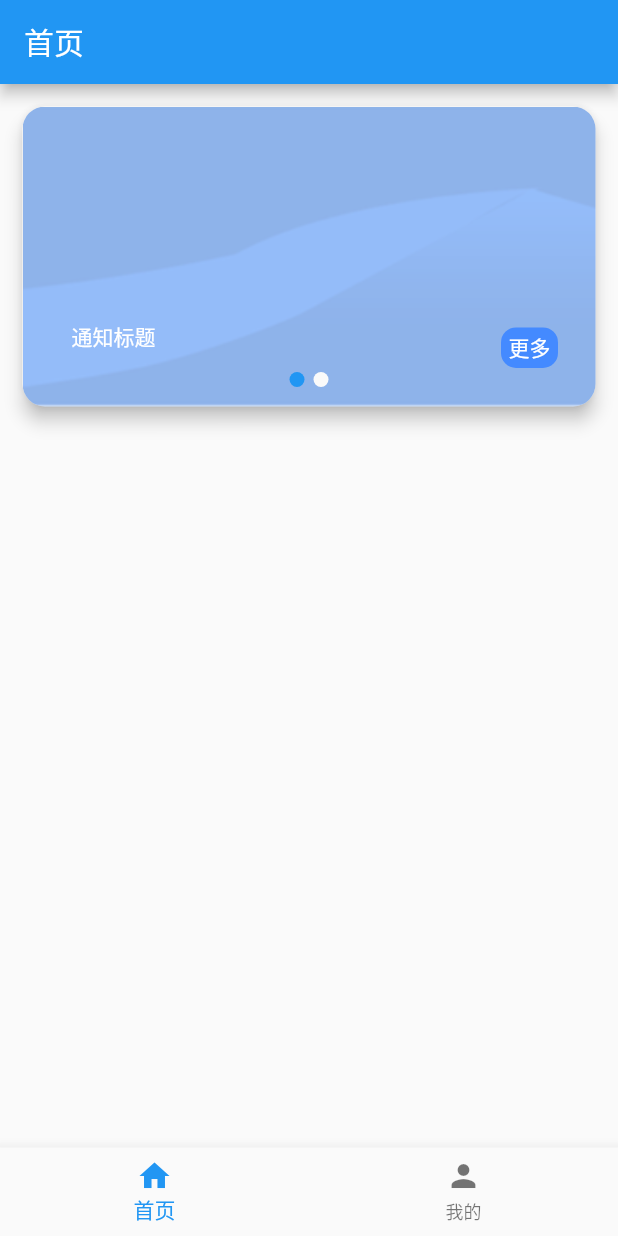
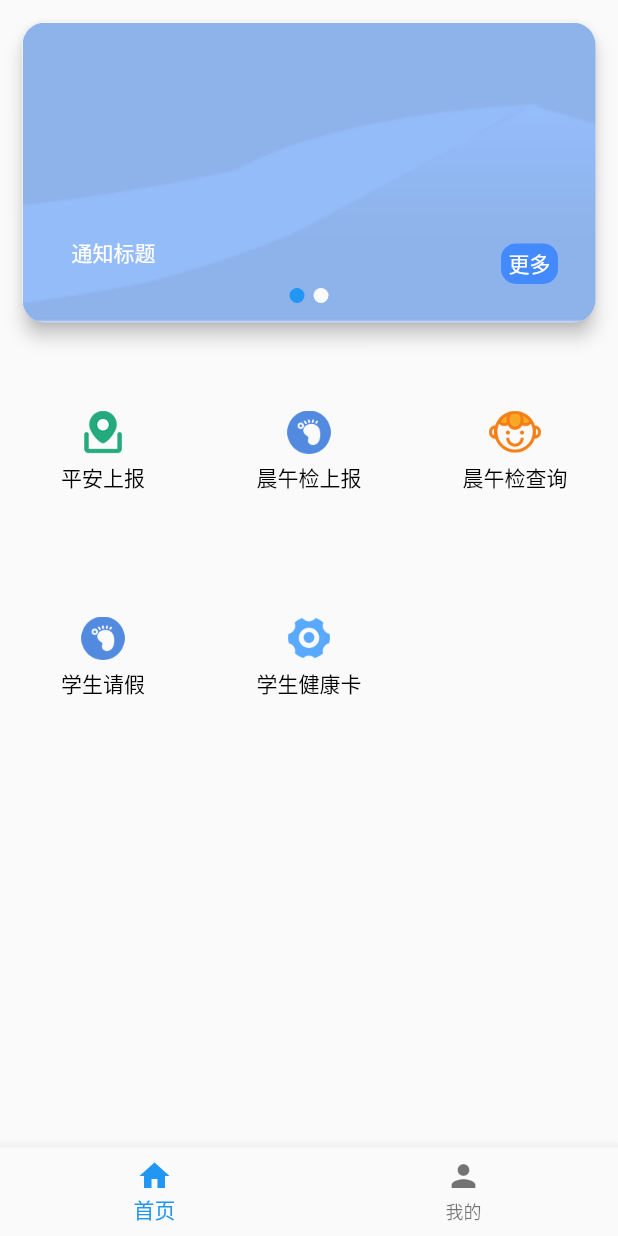
Before and after one commit to zouchang92/health, a Flutter app: the Home screen opened directly, on a phone screen of 412 x 824 dp. Run offline on Flutter 3.47's test engine with Material 2 defaults, Android fonts, the phone set to English and light mode, and no system bars; our stand-ins replace dio, flutter_swiper, permission_handler, shared_preferences; missing offline and left inert: flui; accounts and stored records are empty; generated files the repository leaves out were written again.

Commit message:
新页面

```diff
--- a/lib/routes/index.dart
+++ b/lib/routes/index.dart
@@ -2,5 +2,6 @@ import '../views/index.dart';
 final routes = {
   // '/':(context)=>,
   '/login':(context)=>Login(),
-  '/home':(context)=>Home()
+  '/home':(context)=>Home(),
+  '/safetyReport':(context)=>SafetyReport()
 };
--- /dev/null
+++ b/lib/value/menuValue.dart
@@ -0,0 +1,37 @@
+class MenuValue{
+  static List TEACHER_VALUE = [
+    {
+      "title":'平安上报',
+      "path":'/safetyReport',
+      "picUrl":'images/icon/menu_icon_1.png'
+    },{
+      "title":'晨午检上报',
+      "path":'',
+      "picUrl":'images/icon/menu_icon_2.png'
+    },{
+      "title":'晨午检查询',
+      "path":'',
+      "picUrl":'images/icon/menu_icon_3.png'
+    },{
+      "title":'学生请假',
+      "path":'',
+      "picUrl":'images/icon/menu_icon_4.png'
+    },{
+      "title":'学生健康卡',
+      "path":'',
+      "picUrl":'images/icon/menu_icon_5.png'
+    }
+  ];
+  static List PARENT_VALUE = [{
+    {
+      "title":'学生请假',
+      "path":'',
+      "picUrl":'images/icon/menu_icon_4.png'
+    },
+    {
+      "title":'学生健康卡',
+      "path":'',
+      "picUrl":'images/icon/menu_icon_5.png'
+    }
+  }];
+}
--- a/lib/views/home/home.dart
+++ b/lib/views/home/home.dart
@@ -24,11 +24,11 @@ class _HomeState extends State<Home> {
   Widget build(BuildContext context) {
     List<BottomNavigationBarItem> _bottomItems = bottom.map((e) => BottomNavigationBarItem(icon: e['icon'],title: Text(e['name']))).toList();
     return Scaffold(
-      appBar: AppBar(
-        automaticallyImplyLeading: false,
-        title:Text(bottom[index]['name']),
+      // appBar: AppBar(
+      //   automaticallyImplyLeading: false,
+      //   title:Text(bottom[index]['name']),
 
-      ),
+      // ),
       body:bottom[index]['url'],
       bottomNavigationBar: BottomNavigationBar(
         items: _bottomItems,
--- a/lib/views/home/menu.dart
+++ b/lib/views/home/menu.dart
@@ -1,5 +1,6 @@
 import 'package:flutter/material.dart';
 import 'package:flutter_swiper/flutter_swiper.dart';
+import 'package:health/value/menuValue.dart';
 
 class Menu extends StatefulWidget {
   @override
@@ -7,26 +8,20 @@ class Menu extends StatefulWidget {
 }
 
 class _MenuState extends State<Menu> {
-  final int GRID_VIEW_ITEM_COUNT = 4;
-  /*
-  'images/upload_bg.png',
-    'images/upload_bg.png',
-    'images/upload_bg.png'
-  */
+  final int GRID_VIEW_ITEM_COUNT = 3;
+  /*轮播-通知-数据*/
   List images = [
-    {
-      "picUrl":'images/upload_bg.png',
-      "title":'通知标题'
-    },{
-      "picUrl":'images/upload_bg.png',
-      "title":'通知标题2'
-    }
+    {"picUrl": 'images/upload_bg.png', "title": '通知标题'},
+    {"picUrl": 'images/upload_bg.png', "title": '通知标题2'}
   ];
+  /*菜单-教师*/
+  List menus = MenuValue.TEACHER_VALUE;
   @override
   Widget build(BuildContext context) {
     return ListView(
-      children: <Widget>[column1()],
+      children: <Widget>[column1(), gridContainer()],
     );
+    // return gridContainer();
   }
 
   /*卡片1-卡片容器*/
@@ -53,26 +48,23 @@ Text('更多',style: TextStyle(color:Colors.white))
           itemCount: images.length,
           itemBuilder: (_, index) {
             // print(images[index]);
-            return swiperItem(imageUrl: images[index]['picUrl'], title: images[index]['title']);
+            return swiperItem(
+                imageUrl: images[index]['picUrl'],
+                title: images[index]['title']);
           },
           autoplay: true,
           pagination: new SwiperPagination(),
         ),
       ),
       FlatButton(
-
           onPressed: () {},
           child: Container(
               decoration: BoxDecoration(
-            borderRadius:BorderRadius.all(Radius.circular(10.0)),
-            color: Colors.blueAccent
-          ),
-
-          padding: EdgeInsets.symmetric(horizontal: 5.0,vertical: 3.0),
+                  borderRadius: BorderRadius.all(Radius.circular(10.0)),
+                  color: Colors.blueAccent),
+              padding: EdgeInsets.symmetric(horizontal: 5.0, vertical: 3.0),
               // decoration: ,
-          child:Text('更多',style: TextStyle(color:Colors.white))
-        )
-      )
+              child: Text('更多', style: TextStyle(color: Colors.white))))
     ]);
   }
 
@@ -94,21 +86,43 @@ Text('更多',style: TextStyle(color:Colors.white))
     );
   }
 
+  /*功能按钮-container*/
+  Widget gridContainer() {
+    double _width_Item =
+        (MediaQuery.of(context).size.width) / GRID_VIEW_ITEM_COUNT;
+    // print(_width);
+    int lenth = menus.length;
+    double _height = ((lenth - 1) / GRID_VIEW_ITEM_COUNT + 1) * _width_Item;
+
+    return Container(
+      width: MediaQuery.of(context).size.width,
+      height: _height,
+      child: menuButtons(),
+    );
+  }
+
   /*功能按钮*/
-  Widget menuButtons(){
+  Widget menuButtons() {
     return GridView.builder(
         physics: NeverScrollableScrollPhysics(),
         gridDelegate: SliverGridDelegateWithFixedCrossAxisCount(
-        crossAxisCount: GRID_VIEW_ITEM_COUNT
-      ),
-      itemBuilder: (_,index){
-        return Column(
+            crossAxisCount: GRID_VIEW_ITEM_COUNT),
+        itemCount: menus.length,
+        itemBuilder: (_, index) {
+          return FlatButton(
+              onPressed: (){
+                Navigator.of(context).pushNamed(menus[index]['path']);
+              },
+              child: Column(
+                mainAxisAlignment: MainAxisAlignment.center,
                 children: <Widget>[
-            Image.asset('images/icon/menu_icon_1.png'),
-            Text('平安上报')
+                  // Image.asset(menus[index]['picUrl']),
+                  CircleAvatar(
+                      backgroundColor: Colors.transparent,
+                      child: Image.asset(menus[index]['picUrl'])),
+                  Text(menus[index]['title'])
                 ],
-        );
-      }
-     );
+              ));
+        });
   }
 }
--- a/lib/views/index.dart
+++ b/lib/views/index.dart
@@ -1,3 +1,4 @@
 export './login.dart';
 export './notFound.dart';
 export './home/home.dart';
+export './safetyReport/index.dart';
```
Also changed, not shown: lib/views/home/person.dart (+69 -2 lines), lib/views/safetyReport/index.dart (added, +93 -0 lines). Lines whose indentation alone changed are shown as unchanged.
